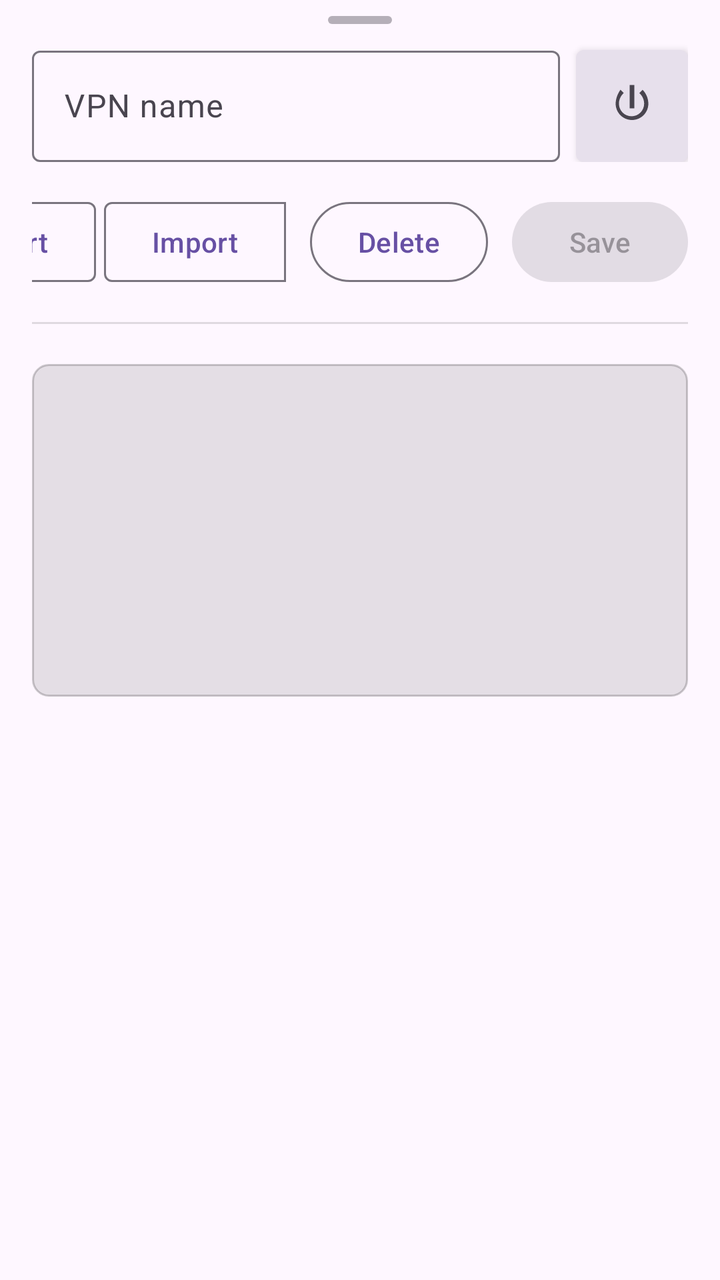
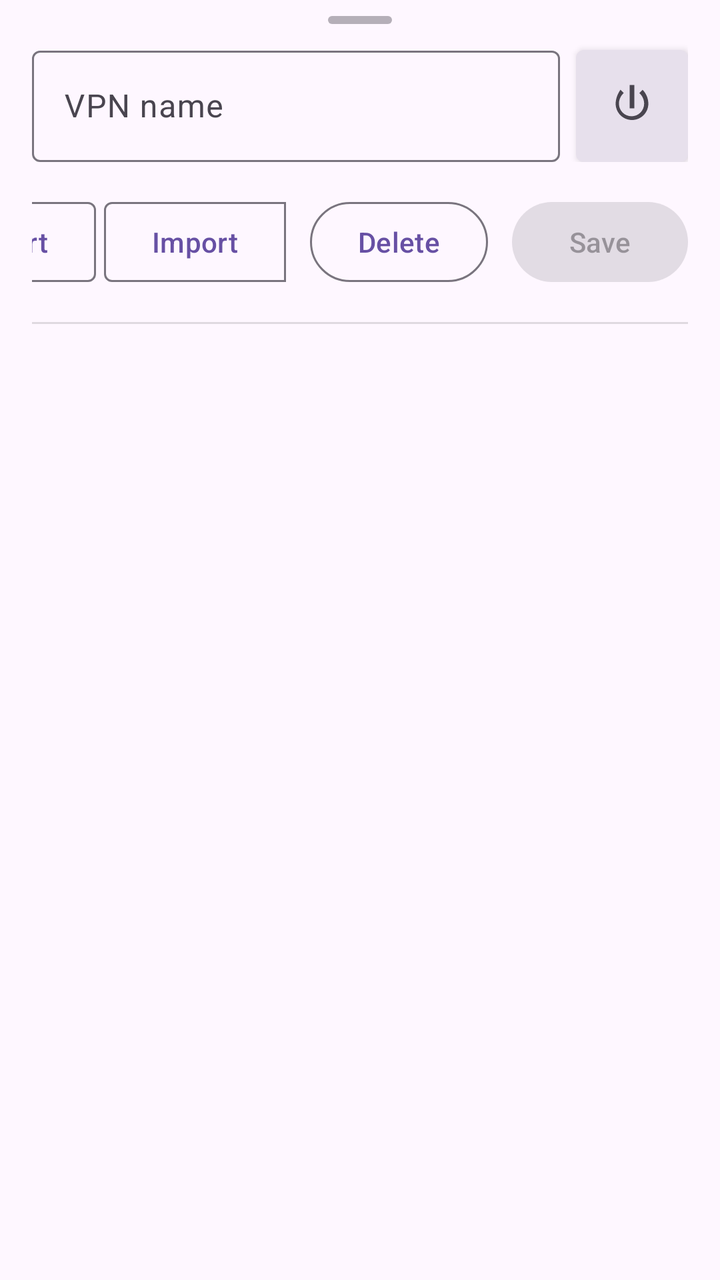

The first picture is an Android layout as it rendered before a commit; the second is the same layout after the commit. The layout source and the unified diff follow.
<!-- AndroidManifest.xml: application theme Theme.Kqt -->
<!-- res/layout/sheet_edit_vpn.xml -->
<?xml version="1.0" encoding="utf-8"?>
<androidx.core.widget.NestedScrollView xmlns:android="http://schemas.android.com/apk/res/android"
    xmlns:app="http://schemas.android.com/apk/res-auto"
    android:layout_width="match_parent"
    android:layout_height="match_parent"
    android:fillViewport="true">

    <LinearLayout
        android:layout_width="match_parent"
        android:layout_height="wrap_content"
        android:orientation="vertical">

        
        <View
            android:id="@+id/dragHandle"
            android:layout_width="32dp"
            android:layout_height="4dp"
            android:layout_gravity="center_horizontal"
            android:layout_marginTop="8dp"
            android:layout_marginBottom="8dp"
            android:alpha="0.4"
            android:background="@drawable/bottom_sheet_handle" />

        <LinearLayout
            android:layout_width="match_parent"
            android:layout_height="wrap_content"
            android:orientation="vertical"
            android:paddingStart="16dp"
            android:paddingEnd="16dp"
            android:paddingBottom="16dp">

            <LinearLayout
                android:layout_width="match_parent"
                android:layout_height="wrap_content"
                android:orientation="horizontal">

            <com.google.android.material.textfield.TextInputLayout
                style="@style/Widget.Material3.TextInputLayout.OutlinedBox"
                android:layout_width="0dp"
                android:layout_height="wrap_content"
                android:layout_gravity="center_vertical"
                android:layout_weight="1"
                android:minHeight="@dimen/vpn_field_height"
                android:hint="@string/vpn_name"
                app:boxCornerRadiusBottomEnd="@dimen/vpn_field_corner"
                app:boxCornerRadiusBottomStart="@dimen/vpn_field_corner"
                app:boxCornerRadiusTopEnd="@dimen/vpn_field_corner"
                app:boxCornerRadiusTopStart="@dimen/vpn_field_corner">

                <com.google.android.material.textfield.TextInputEditText
                    android:id="@+id/nameInput"
                    android:layout_width="match_parent"
                    android:layout_height="match_parent"
                    android:gravity="center_vertical" />
            </com.google.android.material.textfield.TextInputLayout>

            <com.google.android.material.button.MaterialButton
                android:id="@+id/toggleIconButton"
                style="@style/Widget.Material3.Button.IconButton"
                android:layout_width="@dimen/vpn_field_height"
                android:layout_height="@dimen/vpn_field_height"
                android:layout_marginStart="8dp"
                android:layout_gravity="bottom"
                android:checkable="true"
                android:contentDescription="@string/toggle_vpn"
                android:elevation="@dimen/vpn_icon_button_elevation"
                android:insetLeft="0dp"
                android:insetTop="0dp"
                android:insetRight="0dp"
                android:insetBottom="0dp"
                android:padding="0dp"
                app:backgroundTint="@color/tint_toggle_background"
                app:cornerRadius="@dimen/vpn_field_corner"
                app:icon="@drawable/ic_power"
                app:iconGravity="textTop"
                app:iconPadding="0dp"
                app:iconSize="28dp"
                app:iconTint="@color/tint_toggle_icon" />
        </LinearLayout>

        
        <HorizontalScrollView
            android:layout_width="match_parent"
            android:layout_height="wrap_content"
            android:layout_marginTop="16dp"
            android:scrollbars="none"
            android:layoutDirection="rtl">

            <LinearLayout
                android:layout_width="wrap_content"
                android:layout_height="wrap_content"
                android:orientation="horizontal"
                android:layoutDirection="ltr">

                <com.google.android.material.button.MaterialButton
                    android:id="@+id/exportButton"
                    style="@style/Widget.Material3.Button.OutlinedButton"
                    android:layout_width="wrap_content"
                    android:layout_height="wrap_content"
                    android:text="@string/export_cfg"
                    app:shapeAppearance="@style/ShapeAppearance.Material3.Corner.Left" />

                <com.google.android.material.button.MaterialButton
                    android:id="@+id/importButton"
                    style="@style/Widget.Material3.Button.OutlinedButton"
                    android:layout_width="wrap_content"
                    android:layout_height="wrap_content"
                    android:layout_marginStart="4dp"
                    android:text="@string/import_cfg"
                    app:shapeAppearance="@style/ShapeAppearance.Material3.Corner.Right" />

                <com.google.android.material.button.MaterialButton
                    android:id="@+id/deleteButton"
                    style="@style/Widget.Material3.Button.OutlinedButton"
                    android:layout_width="wrap_content"
                    android:layout_height="wrap_content"
                    android:layout_marginStart="12dp"
                    android:text="@string/delete" />

                <com.google.android.material.button.MaterialButton
                    android:id="@+id/saveButton"
                    style="@style/Widget.Material3.Button"
                    android:layout_width="wrap_content"
                    android:layout_height="wrap_content"
                    android:layout_marginStart="12dp"
                    android:enabled="false"
                    android:text="@string/save" />
            </LinearLayout>
        </HorizontalScrollView>

        
        <View
            android:layout_width="match_parent"
            android:layout_height="1dp"
            android:layout_marginTop="16dp"
            android:layout_marginBottom="12dp"
            android:background="?android:attr/listDivider" />

        <HorizontalScrollView
            android:layout_width="match_parent"
            android:layout_height="wrap_content"
            android:layout_marginTop="8dp"
            android:scrollbars="horizontal"
            android:fillViewport="true">

            <TextView
                android:id="@+id/configText"
                android:layout_width="match_parent"
                android:layout_height="wrap_content"
                android:minLines="10"
                android:padding="12dp"
                android:background="@drawable/config_text_background"
                android:fontFamily="monospace"
                android:textIsSelectable="true"
                android:textSize="12sp"
                android:gravity="top|start" />
        </HorizontalScrollView>
        </LinearLayout>
    </LinearLayout>
</androidx.core.widget.NestedScrollView>
<!-- resources referenced by this layout -->
<resources>
  <dimen name="vpn_field_corner">4dp</dimen>
  <dimen name="vpn_field_height">56dp</dimen>
  <dimen name="vpn_icon_button_elevation">2dp</dimen>
  <!-- drawable bottom_sheet_handle (drawable) -->
  <?xml version="1.0" encoding="utf-8"?>
  <shape xmlns:android="http://schemas.android.com/apk/res/android"
      android:shape="rectangle">
      <solid android:color="?attr/colorOnSurfaceVariant" />
      <corners android:radius="2dp" />
  </shape>
  <!-- drawable config_text_background (drawable) -->
  <?xml version="1.0" encoding="utf-8"?>
  <shape xmlns:android="http://schemas.android.com/apk/res/android"
      android:shape="rectangle">
      <solid android:color="#1A000000" />
      <corners android:radius="8dp" />
      <stroke
          android:width="1dp"
          android:color="#33000000" />
  </shape>
  <!-- drawable ic_power (drawable) -->
  <?xml version="1.0" encoding="utf-8"?>
  <vector xmlns:android="http://schemas.android.com/apk/res/android"
      android:width="24dp"
      android:height="24dp"
      android:viewportWidth="24"
      android:viewportHeight="24">
      <path
          android:fillColor="#FF000000"
          android:pathData="M11,3h2v10h-2zM7.05,5.05l1.41,1.41C7.17,7.61 6.4,9.25 6.4,11c0,2.98 2.42,5.4 5.4,5.4s5.4,-2.42 5.4,-5.4c0,-1.75 -0.77,-3.39 -2.06,-4.54l1.41,-1.41C18.04,6.56 19,8.74 19,11c0,3.87 -3.13,7 -7,7s-7,-3.13 -7,-7c0,-2.26 0.96,-4.44 2.05,-5.95z" />
  </vector>
  <string name="delete">Delete</string>
  <string name="export_cfg">Export</string>
  <string name="import_cfg">Import</string>
  <string name="save">Save</string>
  <string name="toggle_vpn">Toggle VPN</string>
  <string name="vpn_name">VPN name</string>
  <style name="ShapeAppearance.Material3.Corner.Left" parent="@style/ShapeAppearance.M3.Comp.Button.Small.Container.Shape.Round">
          <item name="cornerFamily">rounded</item>
          <item name="cornerSizeTopRight">4dp</item>
          <item name="cornerSizeBottomRight">4dp</item>
      </style>
  <style name="ShapeAppearance.Material3.Corner.Right" parent="@style/ShapeAppearance.M3.Comp.Button.Small.Container.Shape.Round">
          <item name="cornerFamily">rounded</item>
          <item name="cornerSizeTopLeft">4dp</item>
          <item name="cornerSizeBottomLeft">4dp</item>
      </style>
  <style name="Theme.Kqt" parent="Theme.Material3.DayNight.NoActionBar">
  
      </style>
</resources>

<!-- the commit's change to res/layout/sheet_edit_vpn.xml (unified diff, before → after) -->
@@ -7,7 +7,7 @@
 
     <LinearLayout
         android:layout_width="match_parent"
-        android:layout_height="wrap_content"
+        android:layout_height="match_parent"
         android:orientation="vertical">
 
         
@@ -23,7 +23,7 @@
 
         <LinearLayout
             android:layout_width="match_parent"
-            android:layout_height="wrap_content"
+            android:layout_height="match_parent"
             android:orientation="vertical"
             android:paddingStart="16dp"
             android:paddingEnd="16dp"
@@ -136,25 +136,87 @@
             android:layout_marginBottom="12dp"
             android:background="?android:attr/listDivider" />
 
-        <HorizontalScrollView
-            android:layout_width="match_parent"
-            android:layout_height="wrap_content"
-            android:layout_marginTop="8dp"
-            android:scrollbars="horizontal"
-            android:fillViewport="true">
-
-            <TextView
-                android:id="@+id/configText"
-                android:layout_width="match_parent"
-                android:layout_height="wrap_content"
-                android:minLines="10"
+        
+        <FrameLayout
+            android:id="@+id/editorContainer"
+            android:layout_width="match_parent"
+            android:layout_height="0dp"
+            android:layout_weight="1"
+            android:minHeight="240dp">
+
+            
+            <FrameLayout
+                android:id="@+id/codeEditorWrapper"
+                android:layout_width="match_parent"
+                android:layout_height="match_parent"
                 android:padding="12dp"
+                android:visibility="gone">
+
+                
+                <io.github.rosemoe.sora.widget.CodeEditor
+                    android:id="@+id/codeEditor"
+                    android:layout_width="match_parent"
+                    android:layout_height="match_parent" />
+            </FrameLayout>
+
+            
+            <LinearLayout
+                android:id="@+id/decryptPlaceholder"
+                android:layout_width="match_parent"
+                android:layout_height="match_parent"
+                android:orientation="vertical"
+                android:gravity="top|center_horizontal"
+                android:padding="40dp"
                 android:background="@drawable/config_text_background"
-                android:fontFamily="monospace"
-                android:textIsSelectable="true"
-                android:textSize="12sp"
-                android:gravity="top|start" />
-        </HorizontalScrollView>
+                android:clickable="true"
+                android:focusable="true"
+                android:visibility="gone">
+
+                <ImageView
+                    android:layout_width="48dp"
+                    android:layout_height="48dp"
+                    android:src="@drawable/ic_lock_open"
+                    android:alpha="0.4"
+                    android:importantForAccessibility="no" />
+
+                <TextView
+                    android:layout_width="wrap_content"
+                    android:layout_height="wrap_content"
+                    android:layout_marginTop="12dp"
+                    android:text="@string/decrypt_config"
+                    android:textSize="16sp"
+                    android:alpha="0.6" />
+            </LinearLayout>
+
+            
+            <LinearLayout
+                android:id="@+id/addConfigPlaceholder"
+                android:layout_width="match_parent"
+                android:layout_height="match_parent"
+                android:orientation="vertical"
+                android:gravity="top|center_horizontal"
+                android:padding="40dp"
+                android:background="@drawable/config_text_background"
+                android:clickable="true"
+                android:focusable="true"
+                android:visibility="gone">
+
+                <ImageView
+                    android:layout_width="48dp"
+                    android:layout_height="48dp"
+                    android:src="@drawable/ic_add"
+                    android:alpha="0.4"
+                    android:importantForAccessibility="no" />
+
+                <TextView
+                    android:layout_width="wrap_content"
+                    android:layout_height="wrap_content"
+                    android:layout_marginTop="12dp"
+                    android:text="@string/add_example_config"
+                    android:textSize="16sp"
+                    android:alpha="0.6" />
+            </LinearLayout>
+        </FrameLayout>
         </LinearLayout>
     </LinearLayout>
 </androidx.core.widget.NestedScrollView>
<!-- resource entries referenced after the edit -->
@@ -20,6 +20,28 @@
           android:width="1dp"
           android:color="#33000000" />
   </shape>
+  <!-- drawable ic_add (drawable) -->
+  <vector xmlns:android="http://schemas.android.com/apk/res/android"
+      android:width="24dp"
+      android:height="24dp"
+      android:viewportWidth="24"
+      android:viewportHeight="24"
+      android:tint="?attr/colorControlNormal">
+      <path
+          android:fillColor="@android:color/white"
+          android:pathData="M19,13h-6v6h-2v-6H5v-2h6V5h2v6h6v2z"/>
+  </vector>
+  <!-- drawable ic_lock_open (drawable) -->
+  <vector xmlns:android="http://schemas.android.com/apk/res/android"
+      android:width="24dp"
+      android:height="24dp"
+      android:viewportWidth="960"
+      android:viewportHeight="960"
+      android:tint="?attr/colorControlNormal">
+      <path
+          android:fillColor="@android:color/white"
+          android:pathData="M240,-640h360v-80q0,-50 -35,-85t-85,-35q-50,0 -85,35t-35,85h-80q0,-83 58.5,-141.5T480,-920q83,0 141.5,58.5T680,-720v80h40q33,0 56.5,23.5T800,-560v400q0,33 -23.5,56.5T720,-80H240q-33,0 -56.5,-23.5T160,-160v-400q0,-33 23.5,-56.5T240,-640Zm0,480h480v-400H240v400Zm296.5,-143.5Q560,-327 560,-360t-23.5,-56.5Q513,-440 480,-440t-56.5,23.5Q400,-393 400,-360t23.5,56.5Q447,-280 480,-280t56.5,-23.5ZM240,-160v-400 400Z"/>
+  </vector>
   <!-- drawable ic_power (drawable) -->
   <?xml version="1.0" encoding="utf-8"?>
   <vector xmlns:android="http://schemas.android.com/apk/res/android"
@@ -31,6 +53,8 @@
           android:fillColor="#FF000000"
           android:pathData="M11,3h2v10h-2zM7.05,5.05l1.41,1.41C7.17,7.61 6.4,9.25 6.4,11c0,2.98 2.42,5.4 5.4,5.4s5.4,-2.42 5.4,-5.4c0,-1.75 -0.77,-3.39 -2.06,-4.54l1.41,-1.41C18.04,6.56 19,8.74 19,11c0,3.87 -3.13,7 -7,7s-7,-3.13 -7,-7c0,-2.26 0.96,-4.44 2.05,-5.95z" />
   </vector>
+  <string name="add_example_config">Add Example Config</string>
+  <string name="decrypt_config">Decrypt configuration</string>
   <string name="delete">Delete</string>
   <string name="export_cfg">Export</string>
   <string name="import_cfg">Import</string>
